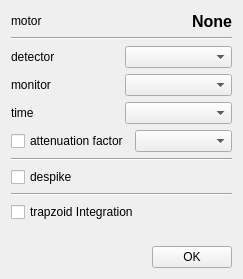
syncope/adapt, file gui/iintobservable.ui: the form before one commit.
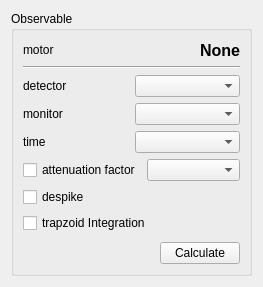
The form after the commit.

Commit message: + changed all ui files to use with groupboxes -- let's see if it's better

What changed in the file:
```diff
--- a/gui/iintobservable.ui
+++ b/gui/iintobservable.ui
@@ -6,17 +6,21 @@
    <rect>
     <x>0</x>
     <y>0</y>
-    <width>243</width>
-    <height>279</height>
+    <width>263</width>
+    <height>287</height>
    </rect>
   </property>
   <property name="windowTitle">
    <string>Observable definition</string>
   </property>
+  <layout class="QGridLayout" name="gridLayout_2">
+   <item row="0" column="0">
+    <widget class="QGroupBox" name="groupBox">
+     <property name="title">
+      <string>Observable</string>
+     </property>
   <layout class="QGridLayout" name="gridLayout">
    <item row="0" column="0">
-    <layout class="QHBoxLayout" name="horizontalLayout_2">
-     <item>
       <layout class="QVBoxLayout" name="verticalLayout">
        <item>
         <layout class="QHBoxLayout" name="horizontalLayout_16">
@@ -534,13 +538,6 @@
          </item>
         </layout>
        </item>
-       <item>
-        <widget class="Line" name="line_2">
-         <property name="orientation">
-          <enum>Qt::Horizontal</enum>
-         </property>
-        </widget>
-       </item>
        <item>
         <widget class="QCheckBox" name="despikeCheckBox">
          <property name="text">
@@ -551,13 +548,6 @@
          </property>
         </widget>
        </item>
-       <item>
-        <widget class="Line" name="line_3">
-         <property name="orientation">
-          <enum>Qt::Horizontal</enum>
-         </property>
-        </widget>
-       </item>
        <item>
         <widget class="QCheckBox" name="trapintCheckBox">
          <property name="text">
@@ -602,7 +592,7 @@
          <item>
           <widget class="QPushButton" name="obsNextBtn">
            <property name="text">
-            <string>OK</string>
+             <string>Calculate</string>
            </property>
           </widget>
          </item>
@@ -611,6 +601,9 @@
       </layout>
      </item>
     </layout>
+     <zorder></zorder>
+     <zorder></zorder>
+    </widget>
    </item>
   </layout>
   <zorder>horizontalLayoutWidget</zorder>
```
Left out of the diff: 5 changed lines with no effect on the pictures. Lines whose indentation alone changed are shown as unchanged. The commit also changes 4 other files.
